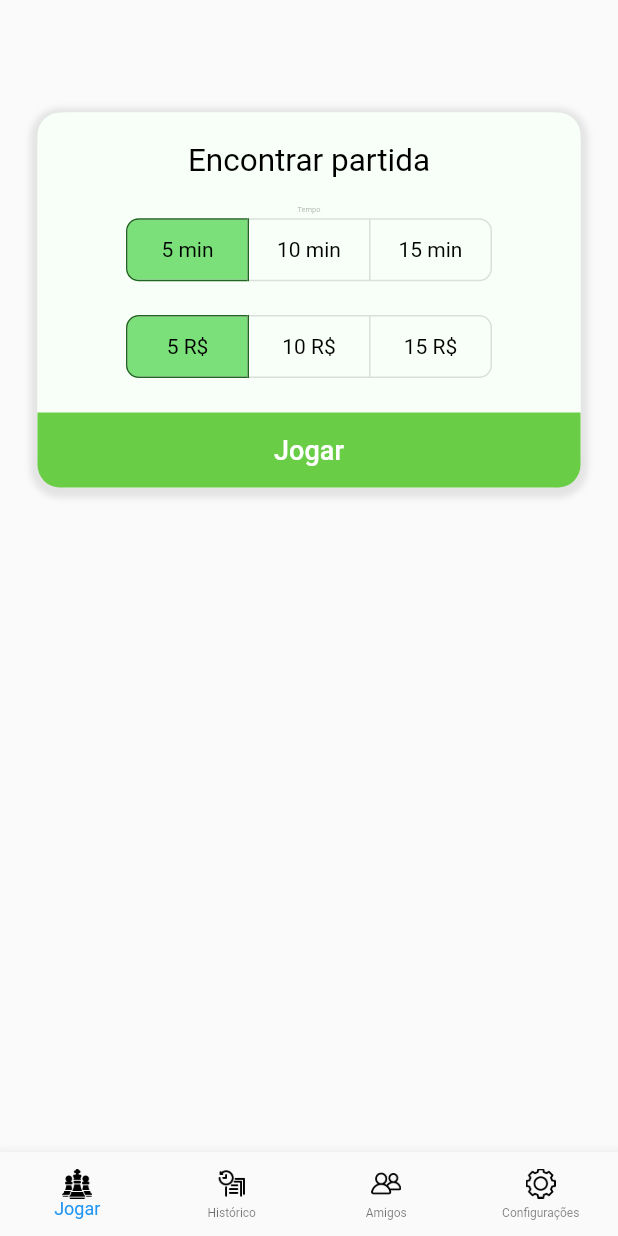
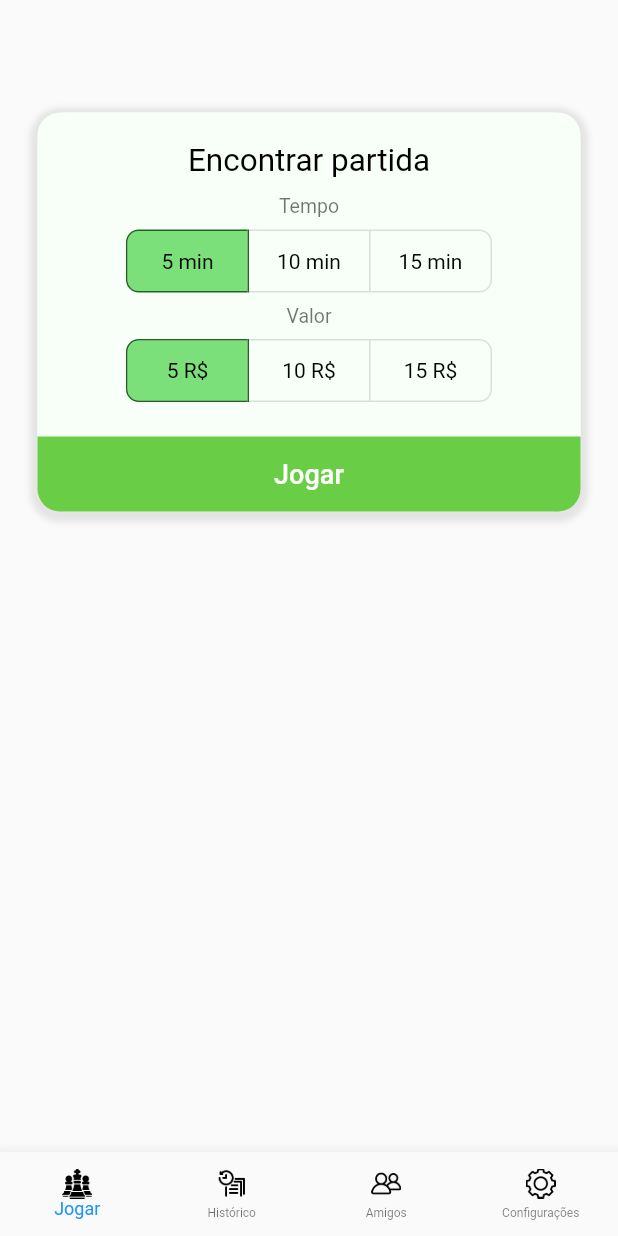
Before and after one commit to BrenoSLima/chesstip, a Flutter app: the screen it shows after launch, on a phone screen of 412 x 824 dp. Run offline on Flutter 3.47's test engine with Material 2 defaults, Android fonts, the phone set to English and light mode, and no system bars; Roboto replaces fonts that are missing (Gothic A1).

Commit message:
Adição de textos indicativos de tempo e valor

```diff
--- a/lib/components/play_component.dart
+++ b/lib/components/play_component.dart
@@ -43,7 +43,6 @@ class _PlayComponentState extends State<PlayComponent> {
             children: [
               Container(
                 width: double.infinity,
-                height: 200,
                 decoration: const BoxDecoration(
                   color: Color(0xffF7FFF8),
                   borderRadius: BorderRadius.only(
@@ -68,11 +67,14 @@ class _PlayComponentState extends State<PlayComponent> {
                       ),
                       Column(
                         children: [
-                          Text(
+                          const Padding(
+                            padding: EdgeInsets.only(top: 10, bottom: 5),
+                            child: Text(
                               "Tempo",
                               style: TextStyle(
-                              fontSize: 5,
-                              color: Colors.black38
+                                fontSize: 13,
+                                color: Colors.black54
+                              ),
                             ),
                           ),
                           ToggleButtons(
@@ -100,6 +102,18 @@ class _PlayComponentState extends State<PlayComponent> {
                           ),
                         ],
                       ),
+                      Column(
+                        children: [
+                          const Padding(
+                            padding: EdgeInsets.all(5.0),
+                            child: Text(
+                              "Valor",
+                              style: TextStyle(
+                                  fontSize: 13,
+                                  color: Colors.black54
+                              ),
+                            ),
+                          ),
                           ToggleButtons(
                             direction: Axis.horizontal,
                             onPressed: (int index) {
@@ -122,6 +136,8 @@ class _PlayComponentState extends State<PlayComponent> {
                             ),
                             isSelected: _selectedMoney,
                             children: money,
+                          ),
+                        ],
                       ),
                     ],
                   ),
```
Lines whose indentation alone changed are shown as unchanged.
